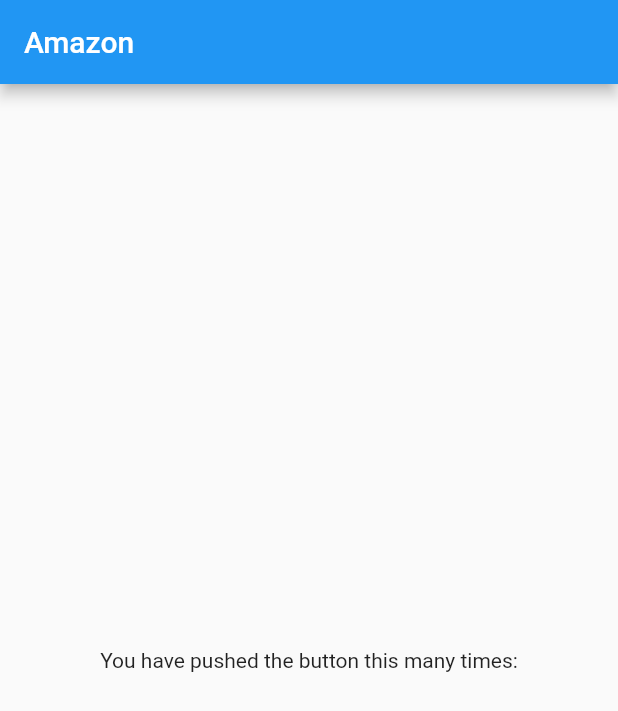
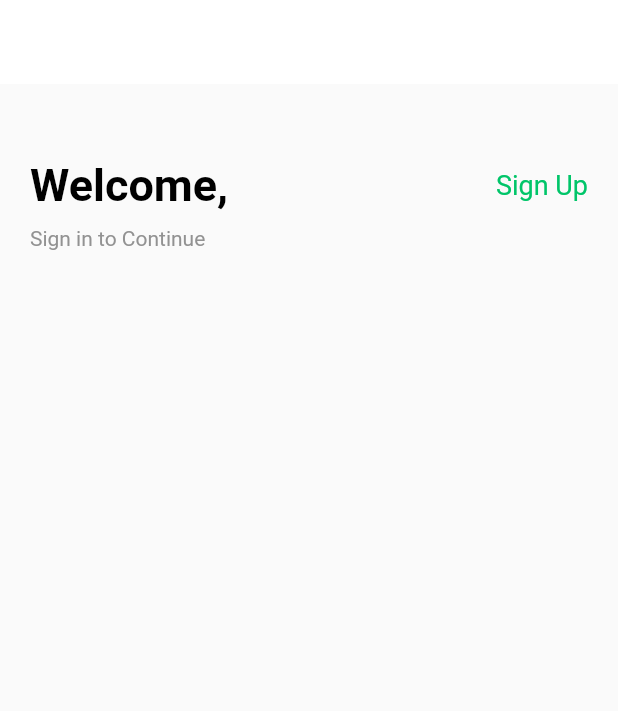
Before and after one commit to ashehata36/ecommerceGTX, a Flutter app: the screen it shows after launch, on a phone screen of 412 x 824 dp. Shown: the top 711 px of the screen. Run offline on Flutter 3.47's test engine with Material 2 defaults, Android fonts, the phone set to English and light mode, and no system bars.

Commit message:
create sign in page

```diff
--- a/lib/main.dart
+++ b/lib/main.dart
@@ -1,3 +1,4 @@
+import 'package:ecommerce/view/auth/signin_screen.dart';
 import 'package:flutter/material.dart';
 
 void main() {
@@ -10,7 +11,8 @@ class MyApp extends StatelessWidget {
   @override
   Widget build(BuildContext context) {
     return MaterialApp(
-      title: 'Flutter Demo',
+      title: 'E-Commerce App',
+      debugShowCheckedModeBanner: false,
       theme: ThemeData(
         primarySwatch: Colors.blue,
       ),
@@ -30,15 +32,7 @@ class _MyHomePageState extends State<MyHomePage> {
   @override
   Widget build(BuildContext context) {
     return Scaffold(
-      appBar: AppBar(
-        title: const Text("Amazon"),
-      ),
-      body: const Center(
-        child: Text(
-          'You have pushed the button this many times:',
-        ),
-      ),
-
+      body: LogInScreen(),
     );
   }
 }
--- /dev/null
+++ b/lib/view/app_widgets/custom_text.dart
@@ -0,0 +1,21 @@
+import 'package:flutter/material.dart';
+
+class CustomText extends StatelessWidget {
+  String text;
+  Color color ;
+  double fontSize;
+  FontWeight fontWeight;
+  CustomText({required this.text,this.color = Colors.black,this.fontSize = 18,this.fontWeight = FontWeight.normal});
+
+  @override
+  Widget build(BuildContext context) {
+    return Text(
+      text,
+      style: TextStyle(
+        color: color,
+        fontSize: fontSize,
+        fontWeight: fontWeight,
+      ),
+    );
+  }
+}
--- /dev/null
+++ b/lib/view/auth/signin_screen.dart
@@ -0,0 +1,51 @@
+import 'package:ecommerce/view/app_widgets/custom_text.dart';
+import 'package:flutter/cupertino.dart';
+import 'package:flutter/material.dart';
+
+class LogInScreen extends StatefulWidget {
+  @override
+  _LogInScreenState createState() => _LogInScreenState();
+}
+
+class _LogInScreenState extends State<LogInScreen> {
+  @override
+  Widget build(BuildContext context) {
+    return Scaffold(
+      appBar: AppBar(
+        elevation: 0.0,
+        backgroundColor: Colors.white,
+      ),
+      body: Padding(
+        padding: const EdgeInsets.only(top: 50, left: 20, right: 20),
+        child: Column(
+          crossAxisAlignment: CrossAxisAlignment.start,
+          children: [
+            Row(
+              mainAxisAlignment: MainAxisAlignment.spaceBetween,
+              children: [
+                CustomText(
+                  text: "Welcome, ",
+                  fontSize: 30,
+                  fontWeight: FontWeight.bold,
+                ),
+                CustomText(
+                  text: "Sign Up",
+                  fontSize: 18,
+                  color: const Color.fromRGBO(0, 197, 105, 1),
+                ),
+              ],
+            ),
+            Padding(
+              padding: const EdgeInsets.symmetric(vertical: 10),
+              child: CustomText(
+                text: "Sign in to Continue",
+                fontSize: 14,
+                color: const Color.fromRGBO(146, 146, 146, 1),
+              ),
+            ),
+          ],
+        ),
+      ),
+    );
+  }
+}
```
Also changed, not shown: pubspec.lock.
